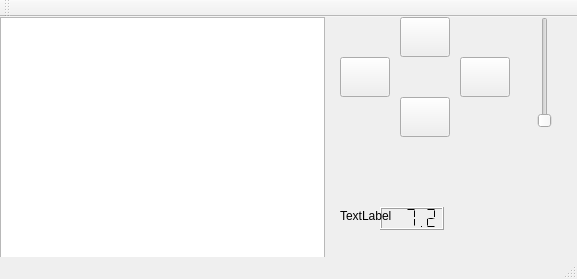
SergiioMario/RoboticsCourses, file catkin_ws/src/hri/mini_robot_gui/src/MainWindow.ui: the form before one commit.
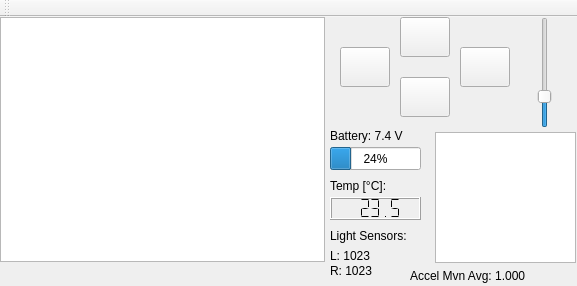
The form after the commit.

Commit message: Update mini robot gui. Now IR-sensors, accelerometer and motor control are working (i think so)

Diff of the .ui file:
```diff
--- a/catkin_ws/src/hri/mini_robot_gui/src/MainWindow.ui
+++ b/catkin_ws/src/hri/mini_robot_gui/src/MainWindow.ui
@@ -7,7 +7,7 @@
     <x>0</x>
     <y>0</y>
     <width>577</width>
-    <height>279</height>
+    <height>286</height>
    </rect>
   </property>
   <property name="windowTitle">
@@ -45,28 +45,6 @@
      </rect>
     </property>
    </widget>
-   <widget class="QLCDNumber" name="lcdBattery">
-    <property name="geometry">
-     <rect>
-      <x>380</x>
-      <y>190</y>
-      <width>64</width>
-      <height>23</height>
-     </rect>
-    </property>
-    <property name="styleSheet">
-     <string notr="true">font: bold;</string>
-    </property>
-    <property name="smallDecimalPoint">
-     <bool>false</bool>
-    </property>
-    <property name="segmentStyle">
-     <enum>QLCDNumber::Flat</enum>
-    </property>
-    <property name="value" stdset="0">
-     <double>7.200000000000000</double>
-    </property>
-   </widget>
    <widget class="QPushButton" name="btnFwd">
     <property name="geometry">
      <rect>
@@ -90,7 +68,7 @@
     <property name="geometry">
      <rect>
       <x>460</x>
-      <y>40</y>
+      <y>30</y>
       <width>50</width>
       <height>40</height>
      </rect>
@@ -109,7 +87,7 @@
     <property name="geometry">
      <rect>
       <x>340</x>
-      <y>40</y>
+      <y>30</y>
       <width>50</width>
       <height>40</height>
      </rect>
@@ -128,7 +106,7 @@
     <property name="geometry">
      <rect>
       <x>400</x>
-      <y>80</y>
+      <y>60</y>
       <width>50</width>
       <height>40</height>
      </rect>
@@ -152,6 +130,12 @@
       <height>111</height>
      </rect>
     </property>
+    <property name="maximum">
+     <number>100</number>
+    </property>
+    <property name="value">
+     <number>25</number>
+    </property>
     <property name="orientation">
      <enum>Qt::Vertical</enum>
     </property>
@@ -159,14 +143,121 @@
    <widget class="QLabel" name="label">
     <property name="geometry">
      <rect>
-      <x>340</x>
-      <y>190</y>
-      <width>67</width>
+      <x>330</x>
+      <y>110</y>
+      <width>101</width>
       <height>17</height>
      </rect>
     </property>
     <property name="text">
-     <string>TextLabel</string>
+     <string>Battery: 7.4 V</string>
+    </property>
+   </widget>
+   <widget class="QLabel" name="lblTemp">
+    <property name="geometry">
+     <rect>
+      <x>330</x>
+      <y>160</y>
+      <width>101</width>
+      <height>17</height>
+     </rect>
+    </property>
+    <property name="text">
+     <string>Temp [°C]:</string>
+    </property>
+   </widget>
+   <widget class="QLCDNumber" name="lcdTemp">
+    <property name="geometry">
+     <rect>
+      <x>330</x>
+      <y>180</y>
+      <width>91</width>
+      <height>23</height>
+     </rect>
+    </property>
+    <property name="smallDecimalPoint">
+     <bool>false</bool>
+    </property>
+    <property name="segmentStyle">
+     <enum>QLCDNumber::Flat</enum>
+    </property>
+    <property name="value" stdset="0">
+     <double>23.500000000000000</double>
+    </property>
+   </widget>
+   <widget class="QProgressBar" name="progressBar">
+    <property name="geometry">
+     <rect>
+      <x>330</x>
+      <y>130</y>
+      <width>91</width>
+      <height>23</height>
+     </rect>
+    </property>
+    <property name="value">
+     <number>24</number>
+    </property>
+   </widget>
+   <widget class="QLabel" name="lblLightSensors">
+    <property name="geometry">
+     <rect>
+      <x>330</x>
+      <y>210</y>
+      <width>101</width>
+      <height>17</height>
+     </rect>
+    </property>
+    <property name="text">
+     <string>Light Sensors:</string>
+    </property>
+   </widget>
+   <widget class="QLabel" name="lblLightSensorL">
+    <property name="geometry">
+     <rect>
+      <x>330</x>
+      <y>230</y>
+      <width>51</width>
+      <height>17</height>
+     </rect>
+    </property>
+    <property name="text">
+     <string>L: 1023</string>
+    </property>
+   </widget>
+   <widget class="QLabel" name="lblLightSensorR">
+    <property name="geometry">
+     <rect>
+      <x>330</x>
+      <y>245</y>
+      <width>51</width>
+      <height>17</height>
+     </rect>
+    </property>
+    <property name="text">
+     <string>R: 1023</string>
+    </property>
+   </widget>
+   <widget class="QGraphicsView" name="graphicsViewAccel">
+    <property name="geometry">
+     <rect>
+      <x>435</x>
+      <y>115</y>
+      <width>141</width>
+      <height>131</height>
+     </rect>
+    </property>
+   </widget>
+   <widget class="QLabel" name="lblAccelMvnAvg">
+    <property name="geometry">
+     <rect>
+      <x>410</x>
+      <y>250</y>
+      <width>161</width>
+      <height>17</height>
+     </rect>
+    </property>
+    <property name="text">
+     <string>Accel Mvn Avg: 1.000</string>
     </property>
    </widget>
   </widget>
@@ -178,7 +269,6 @@
     <bool>false</bool>
    </attribute>
   </widget>
-  <widget class="QStatusBar" name="statusBar"/>
  </widget>
  <layoutdefault spacing="6" margin="11"/>
  <resources/>
```
Left out of the diff: 2 changed lines with no effect on the pictures. The commit also changes 5 other files.
